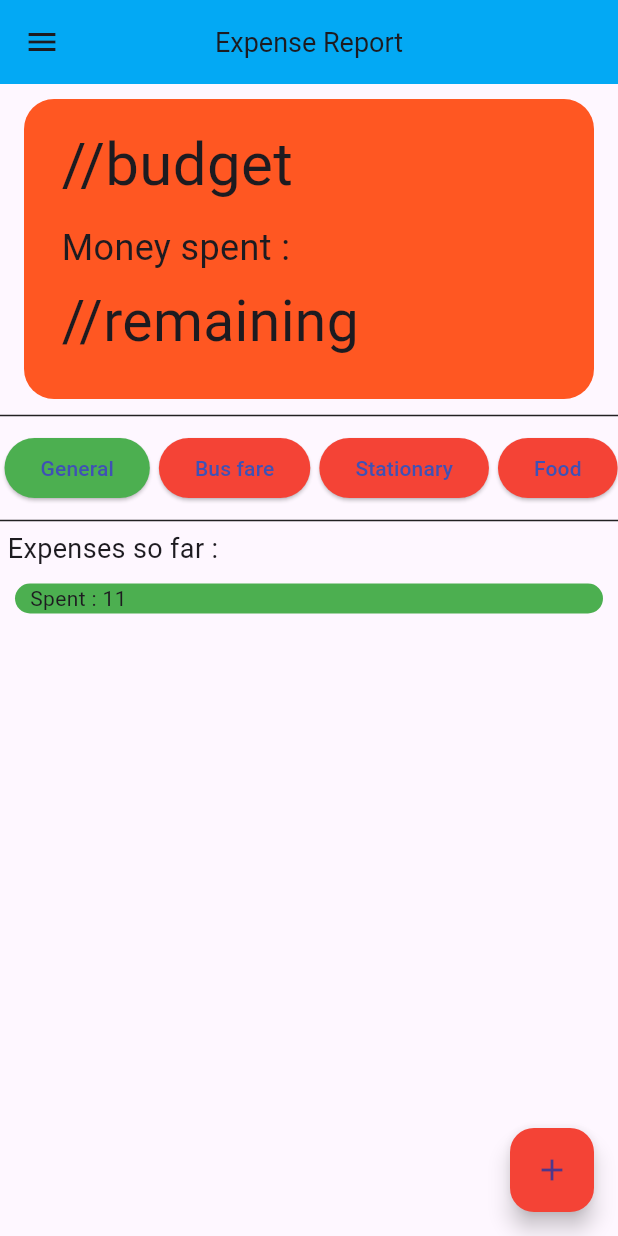
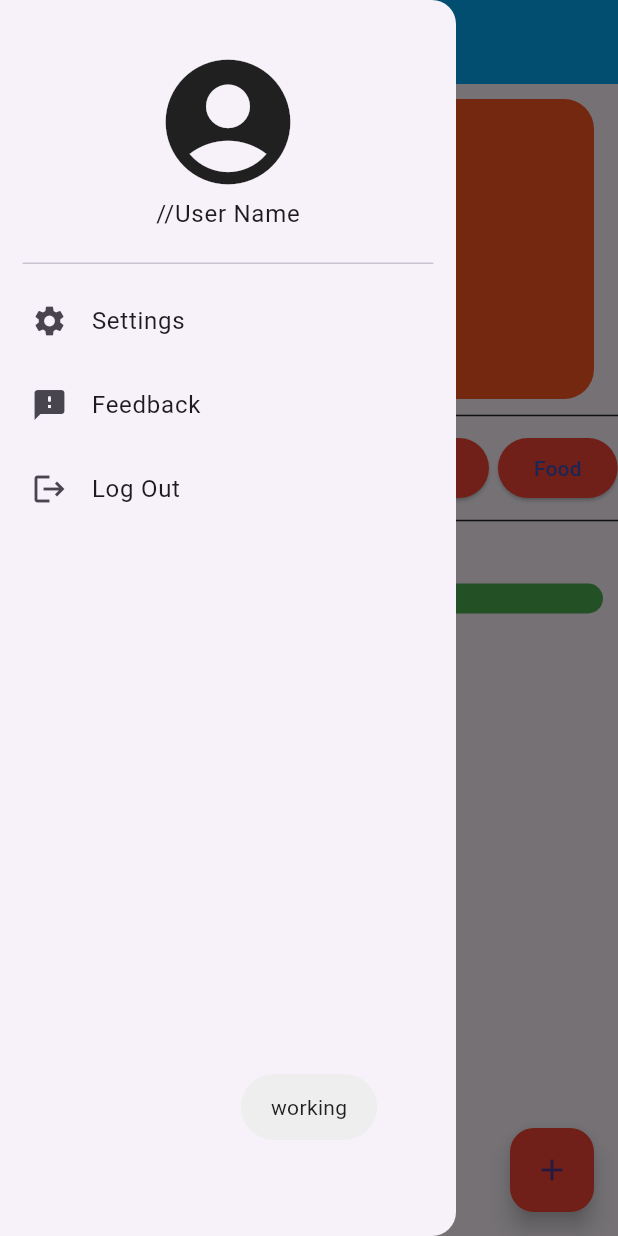
Before and after one commit to AJ-byte-git/expense_flutter, a Flutter app: the screen it shows once a user with an empty profile is signed in, in the side drawer, after a tap on the "menu" icon, on a phone screen of 412 x 824 dp. Run offline on Flutter 3.47's test engine with Material 3 defaults, Android fonts, the phone set to English and light mode, and no system bars; our stand-ins replace firebase_auth, firebase_core, fluttertoast, google_sign_in; accounts and stored records are empty.

```diff
--- a/lib/UI/Pages/Auth_Page.dart
+++ b/lib/UI/Pages/Auth_Page.dart
@@ -12,7 +12,7 @@ class AuthPage extends StatelessWidget {
         stream: FirebaseAuth.instance.authStateChanges(),
         builder:(context, snapshot){
           if(snapshot.hasData){
-            return const main_page();
+            return const Main_page();
           }
           else{
             return const Sign_In_Page();
--- a/lib/UI/Pages/main_page.dart
+++ b/lib/UI/Pages/main_page.dart
@@ -1,27 +1,28 @@
 import 'package:expense_app/UI/Utils/category.dart';
 import 'package:expense_app/UI/Utils/expense.dart';
-import 'package:expense_app/auth/google_auth.dart';
 import 'package:firebase_auth/firebase_auth.dart';
 import 'package:flutter/material.dart';
 import 'package:fluttertoast/fluttertoast.dart';
 
-class main_page extends StatefulWidget {
-  const main_page({super.key});
+class Main_page extends StatefulWidget {
+  const Main_page({super.key});
 
   @override
-  State<main_page> createState() => _main_pageState();
+  State<Main_page> createState() => _Main_pageState();
 }
-void signOutUser(){
+
+void signOutUser() {
   FirebaseAuth.instance.signOut();
 }
+class _Main_pageState extends State<Main_page> {
 
-class _main_pageState extends State<main_page> {
   @override
   Widget build(BuildContext context) {
+
     return Scaffold(
       appBar: AppBar(
         backgroundColor: Colors.lightBlue,
-        leading:Builder(
+        leading: Builder(
           builder: (context) {
             return IconButton(
               icon: const Icon(Icons.menu),
@@ -109,8 +110,7 @@ class _main_pageState extends State<main_page> {
               )
             ]),
           ),
-          Container(
-            child: Expanded(
+          Expanded(
               child: Container(
             height: 900,
             margin: const EdgeInsets.all(10),
@@ -119,14 +119,12 @@ class _main_pageState extends State<main_page> {
               scrollDirection: Axis.vertical,
               children: [Expense(money: 11, category: "test", date: "test")],
             ),
-            )),
-          )
+          ))
         ],
       ),
       floatingActionButton: FloatingActionButton(
         onPressed: () {
-          Fluttertoast.showToast(
-              msg: "working", toastLength: Toast.LENGTH_LONG);
+          showBottomSheetDialog(context);
         },
         backgroundColor: Colors.red,
         child: const Icon(Icons.add),
@@ -135,17 +133,73 @@ class _main_pageState extends State<main_page> {
         child: ListView(
           padding: const EdgeInsets.all(5),
           children: [
+            GestureDetector(
+              child: const DrawerHeader(
+                margin: EdgeInsets.all(10),
+                child: Column(
+                  children: [
+                    Icon(
+                      Icons.account_circle,
+                      size: 100,
+                    ),
+                    Text("//User Name")
+                  ],
+                ),
+              ),
+              onTap: () => Fluttertoast.showToast(
+                  msg: "working", toastLength: Toast.LENGTH_LONG),
+              //here open the profile and all
+            ),
+            ListTile(
+              leading: const Icon(Icons.settings),
+              onTap: () => Fluttertoast.showToast(
+                  msg: "working", toastLength: Toast.LENGTH_LONG),
+              //guide to settings
+              title: const Text("Settings"),
+            ),
+            ListTile(
+              leading: const Icon(Icons.feedback_rounded),
+              title: const Text("Feedback"),
+              onTap: () => Fluttertoast.showToast(
+                  msg: "working", toastLength: Toast.LENGTH_SHORT),
+            ),
             ListTile(
               leading: const Icon(Icons.logout),
               title: const Text("Log Out"),
-              onTap:(){
+              onTap: () {
                 Navigator.pop(context);
                 signOutUser();
               },
-            )
+            ),
           ],
         ),
       ),
     );
   }
 }
+
+void showBottomSheetDialog(BuildContext context) {
+  final textCont = TextEditingController();
+  showModalBottomSheet(context: context, builder: (BuildContext context) {
+    return Container(
+      height: MediaQuery.of(context).size.height ,
+      width: MediaQuery.of(context).size.width,
+      color: const Color.fromRGBO(0, 0, 0, 0.001),
+      child: Column(
+        mainAxisAlignment: MainAxisAlignment.start,
+        mainAxisSize: MainAxisSize.min,
+        children: [
+          Padding(
+            padding: const EdgeInsets.all(15.0),
+            child: TextField(
+              controller: textCont,
+              decoration: const InputDecoration(
+                  border: OutlineInputBorder(),
+                  hintText: "Enter Expense Here!!"),
+            ),
+          )
+        ],
+      ),
+    );
+  });
+}
```
Lines whose indentation alone changed are shown as unchanged.
